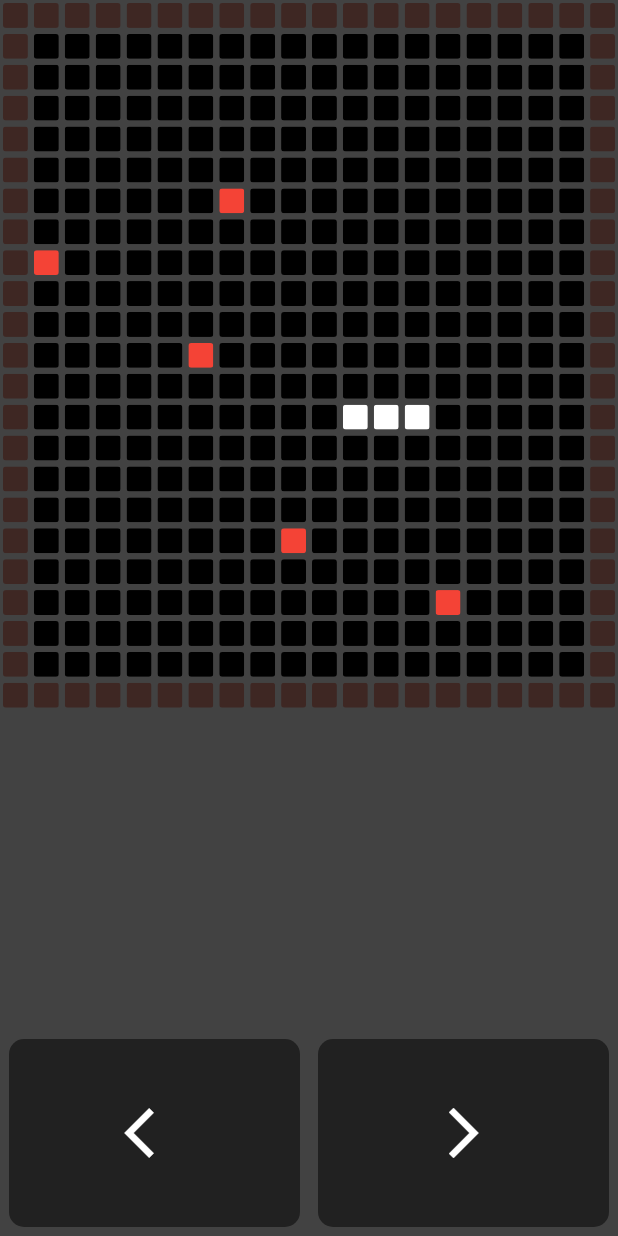
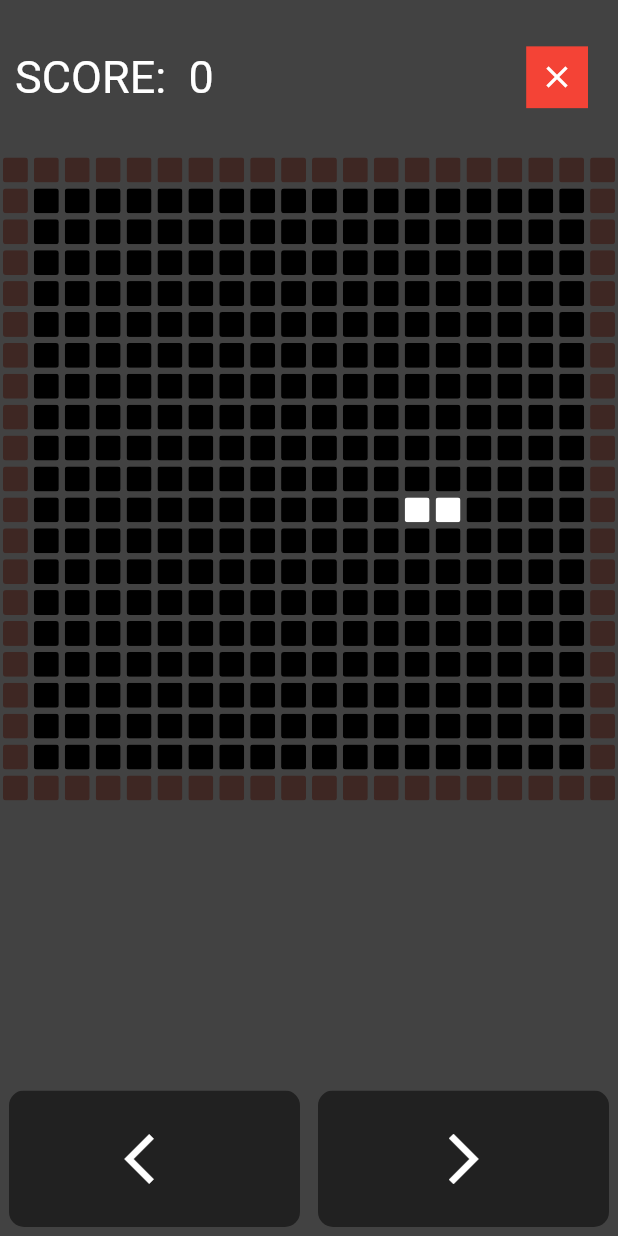
Before and after one commit to miguelsarriasalesians/Snake-Game, a Flutter app: the screen it shows after launch, after a tap on an icon or button, on a phone screen of 412 x 824 dp. Run offline on Flutter 3.47's test engine with Material 2 defaults, Android fonts, the phone set to English and light mode, and no system bars.

Commit message:
Snake dies

```diff
--- a/lib/screens/main_screen.dart
+++ b/lib/screens/main_screen.dart
@@ -1,4 +1,6 @@
 import 'dart:async';
+import 'dart:io';
+import 'dart:math';
 
 import 'package:flutter/material.dart';
 import 'package:mucho_invader/widgets/my_button.dart';
@@ -16,36 +18,38 @@ class MainScreen extends StatefulWidget {
 }
 
 class _MainScreenState extends State<MainScreen> {
-  int numberOfSquares = 460;
-  int tickDuration = 250;
+  int numberOfSquares = 420;
+  int tickDuration = 500;
+  int score = 0;
   List<int> piece = [];
   List<int> food = [];
   List<int> walls = [];
   bool gameOver = false;
   int totalMilliseconds = 0;
   int numberSquaresPerLine = 20;
+  Timer timer;
 
   List<int> landed = [];
   Direction currentDirection = Direction.left;
   Direction nextDirection = Direction.none;
 
   void startGame() {
+    score = 0;
+    food = [];
     generateWalls();
+    generateFood();
     gameOver = false;
-    piece = [numberOfSquares - 185, numberOfSquares - 186, numberOfSquares - 187];
+    piece = [numberOfSquares - 185, numberOfSquares - 186];
 
-    food = [
-      numberOfSquares - 299,
-      numberOfSquares - 111,
-      numberOfSquares - 333,
-      numberOfSquares - 234,
-      numberOfSquares - 66
-    ];
     updateNextDirection(Direction.none);
-    Timer.periodic(Duration(milliseconds: tickDuration), (timer) {
+    timer = Timer.periodic(Duration(milliseconds: tickDuration), (timer) {
       totalMilliseconds += tickDuration;
+      generateFood();
       if (checkSameValuePixels() && totalMilliseconds > 1000) {
         print("GAME OVER");
+        piece = [numberOfSquares - 185, numberOfSquares - 186];
+        currentDirection = Direction.left;
+        updateNextDirection(Direction.none);
       }
       if (nextDirection == Direction.right) {
         switch (currentDirection) {
@@ -113,7 +117,6 @@ class _MainScreenState extends State<MainScreen> {
     });
   }
 
-  void stack() {}
   void bodyFollow() {
     for (int i = piece.length - 1; i > 0; i--) {
       piece[i] = piece[i - 1];
@@ -128,16 +131,71 @@ class _MainScreenState extends State<MainScreen> {
     startGame();
   }
 
-  int counter = 0;
+  @override
+  void dispose() {
+    // TODO: implement dispose
+    super.dispose();
+    timer.cancel();
+  }
 
   @override
   Widget build(BuildContext context) {
     return Scaffold(
       backgroundColor: Colors.grey[800],
-      body: Column(
+      body: SafeArea(
+        child: Column(
+          mainAxisAlignment: MainAxisAlignment.center,
           children: [
             Expanded(
-            flex: 5,
+              child: Container(
+                child: Center(
+                  child: Row(
+                    mainAxisAlignment: MainAxisAlignment.spaceBetween,
+                    children: [
+                      Row(
+                        children: [
+                          Padding(
+                            padding: const EdgeInsets.only(left: 10),
+                            child: Text(
+                              "SCORE:  ",
+                              style: TextStyle(
+                                color: Colors.white,
+                                fontSize: 30,
+                              ),
+                            ),
+                          ),
+                          Text(
+                            score.toString(),
+                            style: TextStyle(
+                              color: Colors.white,
+                              fontSize: 30,
+                            ),
+                          ),
+                        ],
+                      ),
+                      InkWell(
+                        onTap: () {
+                          timer.cancel();
+                          exit(0);
+                        },
+                        child: Container(
+                          margin: EdgeInsets.only(right: 20),
+                          height: MediaQuery.of(context).size.height * 0.05,
+                          width: MediaQuery.of(context).size.height * 0.05,
+                          color: Colors.red,
+                          child: Icon(
+                            Icons.close,
+                            color: Colors.white,
+                          ),
+                        ),
+                      ),
+                    ],
+                  ),
+                ),
+              ),
+            ),
+            Expanded(
+              flex: 6,
               child: GridView.builder(
                 itemCount: numberOfSquares,
                 gridDelegate: SliverGridDelegateWithFixedCrossAxisCount(crossAxisCount: 20),
@@ -162,7 +220,16 @@ class _MainScreenState extends State<MainScreen> {
                   // }
 
                   if (piece.contains(index) && walls.contains(index)) {
-                  gameOver = true;
+                    restartGame();
+
+                    // Navigator.pop(context);
+                    //
+                    // Navigator.push(
+                    //   context,
+                    //   MaterialPageRoute(builder: (context) => GameOverScreen()),
+                    // );
+
+                    //Navigate towards GameOver Screen
                   }
 
                   if (piece.contains(index) && food.contains(index)) {
@@ -170,29 +237,33 @@ class _MainScreenState extends State<MainScreen> {
                       case Direction.none:
                         break;
                       case Direction.left:
-                      piece.add(piece[piece.length - 1] + 1);
+                        piece.insert(0, piece[0] - 1);
 
                         break;
                       case Direction.right:
-                      piece.add(piece[piece.length - 1] - 1);
+                        piece.insert(0, piece[0] + 1);
 
                         break;
                       case Direction.up:
-                      piece.add(piece[piece.length - 1] + 20);
+                        piece.insert(0, piece[0] - 20);
 
                         break;
                       case Direction.down:
-                      piece.add(piece[piece.length - 1] - 20);
+                        piece.insert(0, piece[0] + 20);
 
                         break;
                     }
                     food.remove(index);
+                    score += 50;
+                    tickDuration = (tickDuration * 0.95).toInt();
+                    print(tickDuration.toDouble());
                   }
                   return currentPixel;
                 },
               ),
             ),
             Expanded(
+              flex: 1,
               child: Container(
                 child: Center(
                   child: Row(
@@ -230,6 +301,7 @@ class _MainScreenState extends State<MainScreen> {
               ),
             )
           ],
+        ),
       ),
     );
   }
@@ -272,4 +344,27 @@ class _MainScreenState extends State<MainScreen> {
       walls.add(i);
     }
   }
+
+  void generateFood() {
+    Random random = Random();
+    int randomNum, seed;
+    seed = random.nextInt(100);
+    do {
+      randomNum = random.nextInt(numberOfSquares);
+    } while (walls.contains(randomNum) && food.contains(randomNum));
+
+    if (!walls.contains(randomNum) && !food.contains(randomNum) && food.length < 4 && seed < 18) {
+      food.add(randomNum);
     }
+  }
+
+  void restartGame() {
+    gameOver = true;
+    piece.clear();
+    food.clear();
+
+    piece = [numberOfSquares - 185, numberOfSquares - 186];
+    currentDirection = Direction.left;
+    score = 0;
+  }
+}
```
Lines whose indentation alone changed are shown as unchanged.
